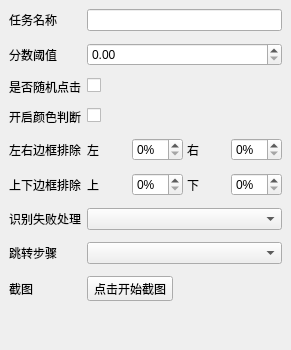
Qt form src/ui/typeOpenCVForm/typeopencvform.ui (Ferrarii-430/onmyoji-script) before a commit.
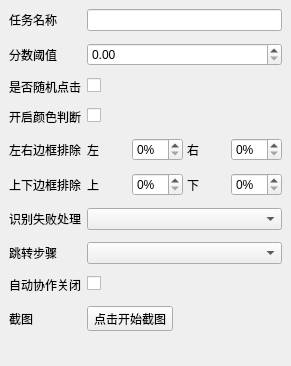
The same form after that commit.

Commit message: feat:添加方案配置导出导入，自动取消协作开关，优化系统方案加载器

```diff
--- a/src/ui/typeOpenCVForm/typeopencvform.ui
+++ b/src/ui/typeOpenCVForm/typeopencvform.ui
@@ -249,20 +249,37 @@
      <widget class="QComboBox" name="stepInputBox"/>
     </item>
     <item row="8" column="0">
+     <widget class="QLabel" name="autoCancelCollabLabel">
+      <property name="toolTip">
+       <string>开启后本步骤执行时自动处理协作邀请弹窗：识别失败时扫描并关闭弹窗后重试一次（仅当前步骤生效，非全局）</string>
+      </property>
+      <property name="text">
+       <string>自动协作关闭</string>
+      </property>
+     </widget>
+    </item>
+    <item row="8" column="1">
+     <widget class="QCheckBox" name="autoCancelCollabCheckBox">
+      <property name="text">
+       <string/>
+      </property>
+     </widget>
+    </item>
+    <item row="9" column="0">
      <widget class="QLabel" name="label_4">
       <property name="text">
        <string>截图</string>
       </property>
      </widget>
     </item>
-    <item row="8" column="1">
+    <item row="9" column="1">
      <widget class="QToolButton" name="btnCapture">
       <property name="text">
        <string>点击开始截图</string>
       </property>
      </widget>
     </item>
-    <item row="9" column="0" colspan="2">
+    <item row="10" column="0" colspan="2">
      <widget class="QLabel" name="labelPreview">
       <property name="sizePolicy">
        <sizepolicy hsizetype="Expanding" vsizetype="Expanding">
```
The commit also changes 34 other files.
